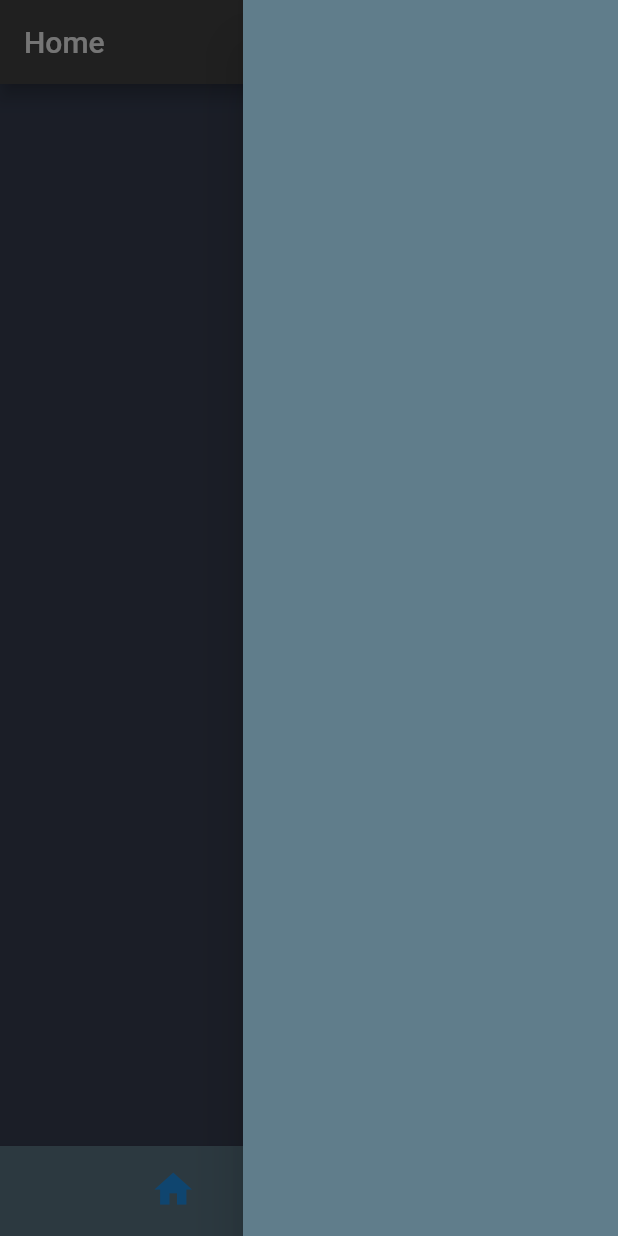
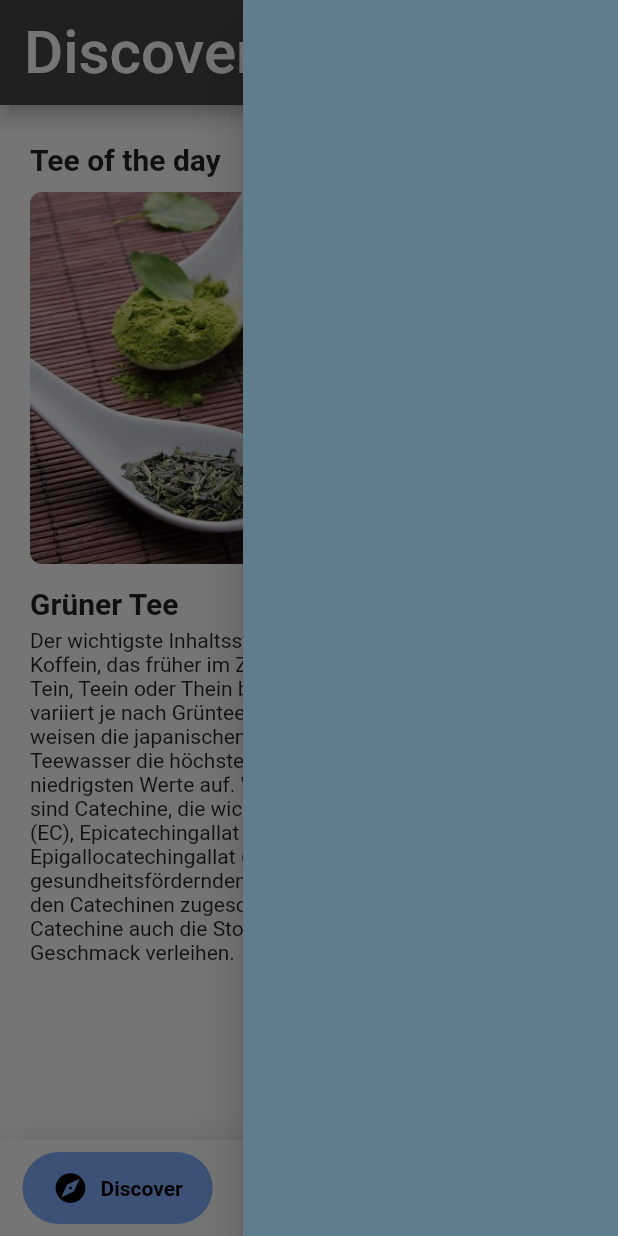
Before and after one commit to gitchrisries/tea_timer, a Flutter app: the screen it shows after launch, after a tap on the "menu" icon, on a phone screen of 412 x 824 dp. Run offline on Flutter 3.47's test engine with Material 2 defaults, Android fonts, the phone set to English and light mode, and no system bars; drawn by our look-alikes of google_nav_bar.

Commit message:
added discoverPage

```diff
--- a/lib/main.dart
+++ b/lib/main.dart
@@ -1,8 +1,11 @@
 import 'package:flutter/cupertino.dart';
 import 'package:flutter/material.dart';
 import 'package:teaTimer/icons/app_icons_icons.dart';
+import 'package:teaTimer/pages/discover.dart';
 import 'pages/timer.dart';
 import 'widgets/sideMenu.dart';
+import 'pages/discover.dart';
+import 'package:google_nav_bar/google_nav_bar.dart';
 
 void main() => runApp(new MyApp());
 
@@ -50,8 +53,8 @@ class start extends StatefulWidget {
 }
 
 class _startState extends State<start> {
-  var pages = [home(favouriteList: favouriteList), favourites()];
-  String appBarText = "Home";
+  var pages = [discover(), home(favouriteList: favouriteList), favourites()];
+  String appBarText = "Discover";
   int _selectedPage = 0;
   int _selectedItem = 0;
 
@@ -59,11 +62,15 @@ class _startState extends State<start> {
     setState(() {
       _selectedItem = index;
       _selectedPage = index;
-      if (index == 0) {
-        pages[0] = home(favouriteList: favouriteList);
-        appBarText = "Home";
+      switch(index){
+        case 0: appBarText = "Discover"; break;
+        case 1: {
+          pages[1] = home(favouriteList: favouriteList);
+          appBarText = "Favorites";
+        }break;
+        case 2: appBarText = "Set Favorites";break;
+        case 3: appBarText = "Account";break;
       }
-      if (index == 1) appBarText = "Set Favorites";
     });
   }
 
@@ -72,29 +79,61 @@ class _startState extends State<start> {
     return Scaffold(
         endDrawer: sideMenu(),
         appBar: AppBar(
+          toolbarHeight: 70,
           elevation: 5,
           backgroundColor: Color.fromRGBO(70, 70, 70, 1.0),
-          title: Text(appBarText),
+          title: Text(
+            appBarText,
+            style: TextStyle(fontSize: 40),
+          ),
         ),
-        bottomNavigationBar: BottomNavigationBar(
-          currentIndex: _selectedItem,
-          backgroundColor: Colors.blueGrey,
-          showSelectedLabels: false,
-          showUnselectedLabels: false,
-          iconSize: 30,
-          onTap: _onItemTapped,
-          items: [
-            BottomNavigationBarItem(
-                label: "Home",
-                icon: Container(
-                    padding: EdgeInsets.only(left: 25),
-                    child: Icon(Icons.home))),
-            BottomNavigationBarItem(
-                label: "Favorite",
-                icon: Container(
-                    padding: EdgeInsets.only(right: 25),
-                    child: Icon(Icons.favorite))),
-          ],
+        bottomNavigationBar: Container(
+          decoration: BoxDecoration(
+            color: Colors.white,
+            boxShadow: [
+              BoxShadow(
+                blurRadius: 20,
+                color: Colors.black.withOpacity(.1),
+              )
+            ],
+          ),
+          child: SafeArea(
+            child: Padding(
+              padding:
+                  const EdgeInsets.symmetric(horizontal: 15.0, vertical: 8),
+              child: GNav(
+                rippleColor: Colors.grey[300]!,
+                hoverColor: Colors.grey[100]!,
+                gap: 8,
+                activeColor: Colors.black,
+                iconSize: 24,
+                padding: EdgeInsets.symmetric(horizontal: 20, vertical: 12),
+                duration: Duration(milliseconds: 400),
+                tabBackgroundColor: Colors.blueAccent[100]!,
+                color: Colors.black,
+                tabs: const [
+                  GButton(
+                    icon: Icons.explore,
+                    text: 'Discover',
+                  ),
+                  GButton(
+                    icon: Icons.favorite,
+                    text: 'Favorites',
+                  ),
+                  GButton(
+                    icon: Icons.search,
+                    text: 'Search',
+                  ),
+                  GButton(
+                    icon: Icons.account_circle,
+                    text: 'Profile',
+                  ),
+                ],
+                selectedIndex: _selectedItem,
+                onTabChange: _onItemTapped
+              ),
+            ),
+          ),
         ),
         body: IndexedStack(
           index: _selectedPage,
@@ -272,11 +311,9 @@ class _homeState extends State<home> {
                           )),
                       trailing: Icon(Icons.menu),
                     ),
-                  )
-              ));
+                  )));
             },
           ),
-        )
-    );
+        ));
   }
 }
--- /dev/null
+++ b/lib/pages/discover.dart
@@ -0,0 +1,56 @@
+import 'package:flutter/cupertino.dart';
+import 'package:flutter/material.dart';
+
+class discover extends StatefulWidget {
+  const discover({Key? key}) : super(key: key);
+
+  @override
+  _discoverState createState() => _discoverState();
+}
+
+class _discoverState extends State<discover> {
+  @override
+  Widget build(BuildContext context) {
+    return Scaffold(
+        resizeToAvoidBottomInset: false,
+        backgroundColor: Colors.white,
+        body: SingleChildScrollView(
+          child: Column(
+            mainAxisAlignment: MainAxisAlignment.start,
+            crossAxisAlignment: CrossAxisAlignment.start,
+            children: [
+              Container(
+                  padding: const EdgeInsets.only(left: 20, top: 25),
+                  child: const Text(
+                    "Tee of the day",
+                    style: TextStyle(
+                        fontSize: 20,
+                        fontWeight: FontWeight.bold,),
+                  )),
+              Container(
+                  padding: const EdgeInsets.only(left: 20, top: 10,right: 20),
+                      child: ClipRRect(
+                          borderRadius: BorderRadius.circular(8.0),
+                          child: Image.asset(
+                            'assets/images/test.jpg',
+                          ))),
+              Container(
+                padding: const EdgeInsets.only(left: 20, top: 15,right: 20),
+                child: Text("Grüner Tee", style: TextStyle(fontSize: 20,fontWeight: FontWeight.bold),)
+              ),
+              Container(
+                padding: const EdgeInsets.only(left: 20, top: 5,right: 20),
+                child: const Text("Der wichtigste Inhaltsstoff des Tees ist das anregende Koffein, "
+                    "das früher im Zusammenhang mit Tee auch als Tein, Teein oder "
+                    "Thein bezeichnet wurde. Der Koffeingehalt variiert je nach Grünteesorte sehr "
+                    "deutlich. Grundsätzlich weisen die japanischen Sorten Gyokuro und Sencha im "
+                    "Teewasser die höchsten und Kukicha und Bancha die niedrigsten Werte auf. "
+                    "Weitere Bestandteile der Teeblätter sind Catechine, die wichtigsten Vertreter "
+                    "sind Epicatechin (EC), Epicatechingallat (ECG), Epigallocatechin (EGC) und "
+                    "Epigallocatechingallat (EGCG). Die meisten gesundheitsfördernden Wirkungen des"
+                    " Grüntees werden den Catechinen zugeschrieben. Allerdings sind die Catechine auch "
+                    "die Stoffe, die dem Tee den bitteren Geschmack verleihen.")
+              )
+            ])));
+  }
+}
--- a/pubspec.yaml
+++ b/pubspec.yaml
@@ -27,6 +27,7 @@ environment:
 # the latest version available on pub.dev. To see which dependencies have newer
 # versions available, run `flutter pub outdated`.
 dependencies:
+  google_nav_bar: ^5.0.5
   flutter:
     sdk: flutter
 
@@ -56,6 +57,9 @@ flutter:
   # included with your application, so that you can use the icons in
   # the material Icons class.
   uses-material-design: true
+  assets:
+    - assets/images/greenTee.jpg
+    - assets/images/test.jpg
 
   # To add assets to your application, add an assets section, like this:
   # assets:
```
Also changed, not shown: assets/images/greenTee.jpg (added), assets/images/test.jpg (added), pubspec.lock.
